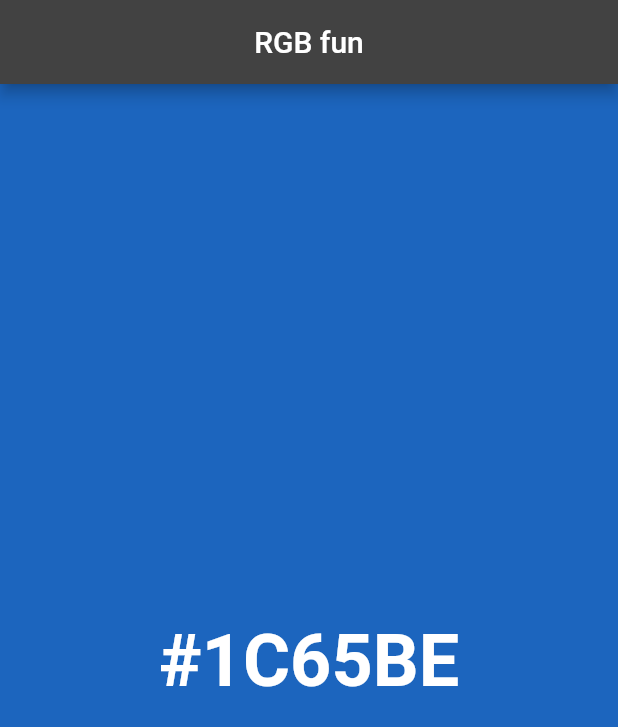
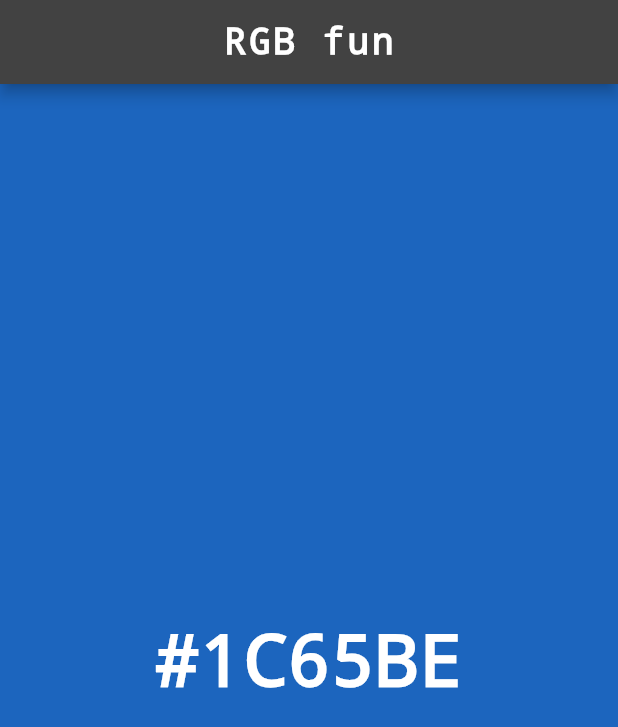
Before and after one commit to Psyhackological/RGBfun, a Flutter app: the screen it shows after launch, on a phone screen of 412 x 824 dp. Shown: the top 727 px of the screen. Run offline on Flutter 3.47's test engine with Material 2 defaults, Android fonts, the phone set to English and light mode, and no system bars; Roboto replaces fonts that are missing (RobotoMono).

Commit message:
Changed font to Courier and its style

```diff
--- a/lib/main.dart
+++ b/lib/main.dart
@@ -71,7 +71,15 @@ class _MyHomePageState extends State<MyHomePage> {
 
     return Scaffold(
       appBar: AppBar(
-        title: Text(widget.title),
+        title: Text(
+          widget.title,
+          style: const TextStyle(
+            fontSize: 24,
+            letterSpacing: 2,
+            fontFamily: 'Courier',
+            fontWeight: FontWeight.bold,
+          ),
+        ),
         centerTitle: true,
       ),
       body: Stack(
@@ -93,7 +101,8 @@ class _MyHomePageState extends State<MyHomePage> {
                   style: TextStyle(
                     fontSize: 48,
                     fontWeight: FontWeight.bold,
-                    fontFamily: 'RobotoMono',
+                    fontFamily: 'Courier',
+                    letterSpacing: 0.5,
                     color: _currentColor.computeLuminance() > 0.5
                         ? Colors.black
                         : Colors.white,
```
